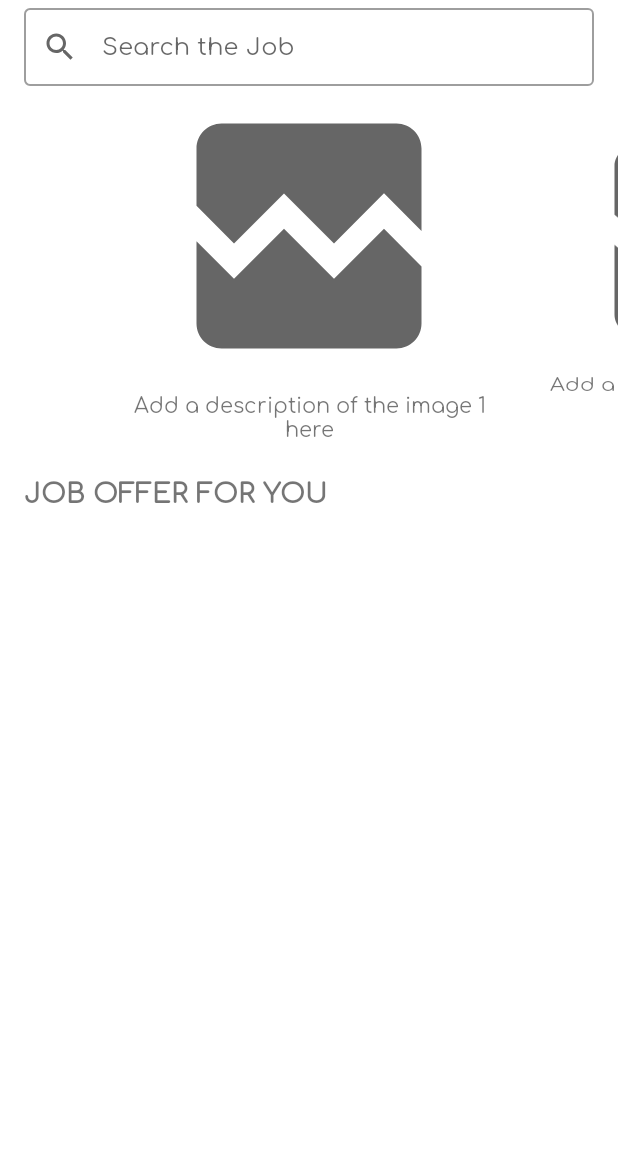
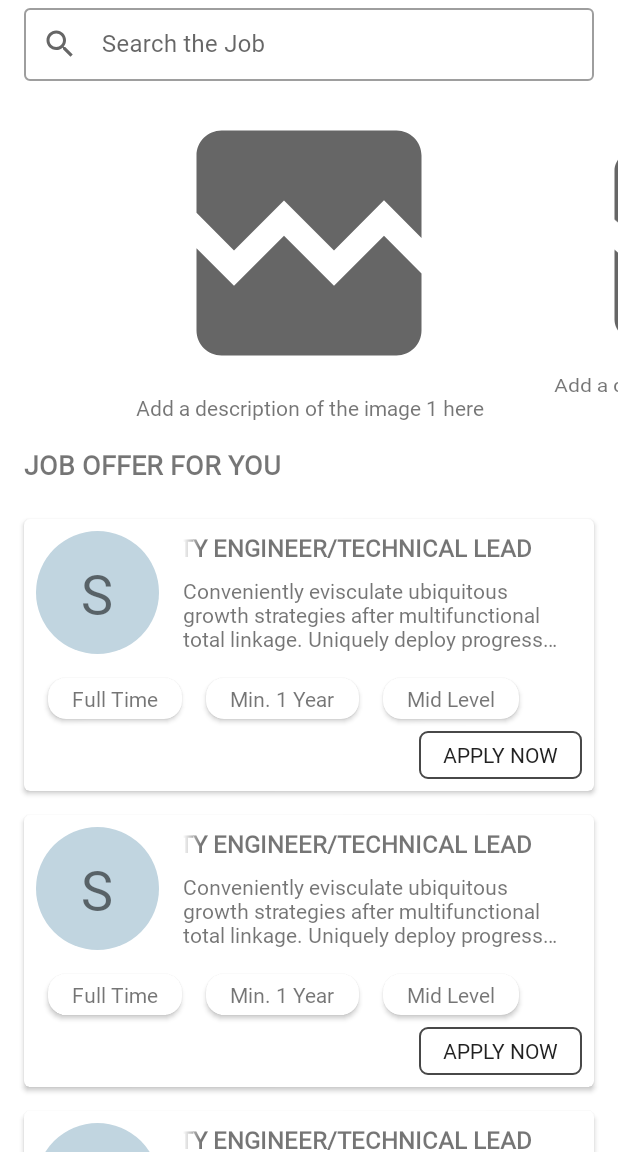
Before and after one commit to RobbyAkbar/JobFlex, an Android app: the HomeFragment screen opened directly, with no data from a screen before it, on a phone screen of 412 x 824 dp, the part 84-1236 px from its top. Run offline under Robolectric (Android 15) with nearby library versions, the phone set to English and light mode, and no system bars; pictures from the network do not load.

Commit message:
add job list

```diff
--- a/app/src/main/java/com/exwara/jobflex/data/source/local/entity/JobEntity.kt
+++ b/app/src/main/java/com/exwara/jobflex/data/source/local/entity/JobEntity.kt
@@ -8,8 +8,8 @@ data class JobEntity(
     var job_id: Int,
     var title: String,
     var description: String,
-    var job_icon: String,
     var requirements: String,
+    var qualification: List<String>,
     var city: String,
     var start_date: String,
     var end_date: String
--- a/app/src/main/java/com/exwara/jobflex/ui/home/HomeFragment.kt
+++ b/app/src/main/java/com/exwara/jobflex/ui/home/HomeFragment.kt
@@ -7,6 +7,7 @@ import android.view.LayoutInflater
 import android.view.View
 import android.view.ViewGroup
 import androidx.fragment.app.Fragment
+import androidx.recyclerview.widget.LinearLayoutManager
 import androidx.recyclerview.widget.RecyclerView
 import androidx.viewpager2.widget.CompositePageTransformer
 import androidx.viewpager2.widget.MarginPageTransformer
@@ -21,6 +22,8 @@ class HomeFragment : Fragment() {
     private val binding get() = _binding
 
     private lateinit var sliderAdapter: SliderAdapter
+    private lateinit var jobAdapter: JobAdapter
+
     private val sliderHandler = Handler(Looper.getMainLooper())
 
     override fun onCreateView(
@@ -36,6 +39,9 @@ class HomeFragment : Fragment() {
     override fun onViewCreated(view: View, savedInstanceState: Bundle?) {
         super.onViewCreated(view, savedInstanceState)
         if (activity != null) {
+            sliderAdapter = SliderAdapter()
+            jobAdapter = JobAdapter()
+
             val compositePageTransformer = CompositePageTransformer()
             compositePageTransformer.addTransformer(MarginPageTransformer(40))
             compositePageTransformer.addTransformer { page, position ->
@@ -45,7 +51,6 @@ class HomeFragment : Fragment() {
 
             binding?.apply {
                 with(vpCarousel){
-                    sliderAdapter = SliderAdapter()
                     adapter = sliderAdapter
                     offscreenPageLimit = 3
                     getChildAt(0).overScrollMode = RecyclerView.OVER_SCROLL_NEVER
@@ -58,9 +63,15 @@ class HomeFragment : Fragment() {
                         }
                     })
                 }
+                with(rvJob) {
+                    layoutManager = LinearLayoutManager(context)
+                    setHasFixedSize(true)
+                    adapter = jobAdapter
+                }
             }
 
             sliderAdapter.listItems = DataDummy.generateDummySlider()
+            jobAdapter.updateWith(DataDummy.generateDummyJobs(), 3)
         }
     }
 
--- /dev/null
+++ b/app/src/main/java/com/exwara/jobflex/ui/home/JobAdapter.kt
@@ -0,0 +1,61 @@
+package com.exwara.jobflex.ui.home
+
+import android.view.LayoutInflater
+import android.view.ViewGroup
+import androidx.recyclerview.widget.LinearLayoutManager
+import androidx.recyclerview.widget.RecyclerView
+import com.exwara.jobflex.data.source.local.entity.JobEntity
+import com.exwara.jobflex.databinding.ItemRowJobBinding
+import java.util.*
+import kotlin.math.min
+
+/**
+ * Created by robby on 27/05/21.
+ */
+class JobAdapter : RecyclerView.Adapter<JobAdapter.JobViewHolder>() {
+
+    private var listItems: List<JobEntity> = Collections.emptyList()
+    private var itemSize: Int = 0
+
+    fun updateWith(dataItems: List<JobEntity>, itemSize: Int) {
+        this.listItems = dataItems
+        this.itemSize = itemSize
+        notifyDataSetChanged()
+    }
+
+    inner class JobViewHolder(private val binding: ItemRowJobBinding) :
+        RecyclerView.ViewHolder(binding.root) {
+        fun bind(job: JobEntity) {
+            val qualificationAdapter = QualificationAdapter(job.qualification)
+            with(binding) {
+                letterTitle.text = job.title[0].toString()
+                tvItemName.text = job.title
+                tvItemName.isSelected = true
+                tvItemDetail.text = job.description
+
+                with(rvQualification) {
+                    layoutManager =
+                        LinearLayoutManager(context, LinearLayoutManager.HORIZONTAL, false)
+                    setHasFixedSize(true)
+                    adapter = qualificationAdapter
+                }
+            }
+        }
+    }
+
+    override fun onCreateViewHolder(parent: ViewGroup, viewType: Int): JobViewHolder {
+        val itemsJobBinding = ItemRowJobBinding.inflate(
+            LayoutInflater.from(parent.context), parent, false
+        )
+        return JobViewHolder(itemsJobBinding)
+    }
+
+    override fun onBindViewHolder(holder: JobViewHolder, position: Int) {
+        holder.bind(listItems[position])
+    }
+
+    override fun getItemCount(): Int {
+        return min(listItems.size, itemSize)
+    }
+
+}
--- /dev/null
+++ b/app/src/main/java/com/exwara/jobflex/ui/home/QualificationAdapter.kt
@@ -0,0 +1,37 @@
+package com.exwara.jobflex.ui.home
+
+import android.view.LayoutInflater
+import android.view.ViewGroup
+import androidx.recyclerview.widget.RecyclerView
+import com.exwara.jobflex.databinding.ItemRowQualificationBinding
+
+/**
+ * Created by robby on 27/05/21.
+ */
+class QualificationAdapter(private val listItems: List<String>): RecyclerView.Adapter<QualificationAdapter.QualificationViewHolder>() {
+
+    inner class QualificationViewHolder(private val binding: ItemRowQualificationBinding) :
+        RecyclerView.ViewHolder(binding.root) {
+        fun bind(item: String){
+            with(binding) {
+                tvQualification.text = item
+            }
+        }
+    }
+
+    override fun onCreateViewHolder(parent: ViewGroup, viewType: Int): QualificationViewHolder {
+        val itemsQualificationBinding = ItemRowQualificationBinding.inflate(
+            LayoutInflater.from(parent.context), parent, false
+        )
+        return QualificationViewHolder(itemsQualificationBinding)
+    }
+
+    override fun onBindViewHolder(holder: QualificationViewHolder, position: Int) {
+        holder.bind(listItems[position])
+    }
+
+    override fun getItemCount(): Int {
+        return listItems.size
+    }
+
+}
--- a/app/src/main/java/com/exwara/jobflex/utils/DataDummy.kt
+++ b/app/src/main/java/com/exwara/jobflex/utils/DataDummy.kt
@@ -8,15 +8,87 @@ import com.exwara.jobflex.ui.home.SliderItem
  */
 object DataDummy {
 
-    fun generateDummyJobs(): List<JobEntity> {
+    fun generateDummyJobs(): ArrayList<JobEntity> {
         val jobs = ArrayList<JobEntity>()
         jobs.add(
             JobEntity(
                 1,
                 "Security Engineer/Technical Lead",
-                "security",
-                "icon.png",
+                "Conveniently evisculate ubiquitous growth strategies after multifunctional total linkage. Uniquely deploy progressive.",
                 "skill",
+                listOf("Full Time", "Min. 1 Year", "Mid Level"),
+                "washington",
+                "2020",
+                "2021"
+            )
+        )
+        jobs.add(
+            JobEntity(
+                1,
+                "Security Engineer/Technical Lead",
+                "Conveniently evisculate ubiquitous growth strategies after multifunctional total linkage. Uniquely deploy progressive.",
+                "skill",
+                listOf("Full Time", "Min. 1 Year", "Mid Level"),
+                "washington",
+                "2020",
+                "2021"
+            )
+        )
+        jobs.add(
+            JobEntity(
+                1,
+                "Security Engineer/Technical Lead",
+                "Conveniently evisculate ubiquitous growth strategies after multifunctional total linkage. Uniquely deploy progressive.",
+                "skill",
+                listOf("Full Time", "Min. 1 Year", "Mid Level"),
+                "washington",
+                "2020",
+                "2021"
+            )
+        )
+        jobs.add(
+            JobEntity(
+                1,
+                "Security Engineer/Technical Lead",
+                "Conveniently evisculate ubiquitous growth strategies after multifunctional total linkage. Uniquely deploy progressive.",
+                "skill",
+                listOf("Full Time", "Min. 1 Year", "Mid Level"),
+                "washington",
+                "2020",
+                "2021"
+            )
+        )
+        jobs.add(
+            JobEntity(
+                1,
+                "Security Engineer/Technical Lead",
+                "Conveniently evisculate ubiquitous growth strategies after multifunctional total linkage. Uniquely deploy progressive.",
+                "skill",
+                listOf("Full Time", "Min. 1 Year", "Mid Level"),
+                "washington",
+                "2020",
+                "2021"
+            )
+        )
+        jobs.add(
+            JobEntity(
+                1,
+                "Security Engineer/Technical Lead",
+                "Conveniently evisculate ubiquitous growth strategies after multifunctional total linkage. Uniquely deploy progressive.",
+                "skill",
+                listOf("Full Time", "Min. 1 Year", "Mid Level"),
+                "washington",
+                "2020",
+                "2021"
+            )
+        )
+        jobs.add(
+            JobEntity(
+                1,
+                "Security Engineer/Technical Lead",
+                "Conveniently evisculate ubiquitous growth strategies after multifunctional total linkage. Uniquely deploy progressive.",
+                "skill",
+                listOf("Full Time", "Min. 1 Year", "Mid Level"),
                 "washington",
                 "2020",
                 "2021"
--- /dev/null
+++ b/app/src/main/res/drawable/circle.xml
@@ -0,0 +1,5 @@
+<?xml version="1.0" encoding="utf-8"?>
+<shape xmlns:android="http://schemas.android.com/apk/res/android"
+    android:shape="oval">
+    <solid android:color="@color/grey_200" />
+</shape>
--- a/app/src/main/res/layout/activity_main.xml
+++ b/app/src/main/res/layout/activity_main.xml
@@ -22,6 +22,7 @@
         android:layout_height="wrap_content"
         android:layout_marginStart="@dimen/activity_horizontal_margin"
         android:layout_marginEnd="@dimen/activity_horizontal_margin"
+        android:layout_marginBottom="8dp"
         android:hint="@string/prompt_search"
         app:endIconMode="clear_text"
         app:startIconDrawable="@drawable/ic_search">
--- a/app/src/main/res/layout/fragment_home.xml
+++ b/app/src/main/res/layout/fragment_home.xml
@@ -27,10 +27,19 @@
     <androidx.recyclerview.widget.RecyclerView
         android:id="@+id/rv_job"
         android:layout_width="match_parent"
-        android:layout_height="match_parent"
-        android:layout_marginStart="@dimen/activity_vertical_margin"
-        android:layout_marginEnd="@dimen/activity_vertical_margin"
+        android:layout_height="wrap_content"
         tools:itemCount="2"
         tools:listitem="@layout/item_row_job" />
 
+    <TextView
+        android:layout_width="wrap_content"
+        android:layout_height="wrap_content"
+        android:layout_gravity="end"
+        android:layout_margin="@dimen/activity_horizontal_margin"
+        android:textColor="@color/black_700"
+        android:background="?attr/selectableItemBackgroundBorderless"
+        android:clickable="true"
+        android:focusable="true"
+        android:text="@string/txt_show_more" />
+
 </LinearLayout>
--- a/app/src/main/res/layout/item_row_job.xml
+++ b/app/src/main/res/layout/item_row_job.xml
@@ -6,10 +6,10 @@
     android:id="@+id/card_view"
     android:layout_width="match_parent"
     android:layout_height="wrap_content"
-    android:layout_marginLeft="8dp"
-    android:layout_marginTop="4dp"
-    android:layout_marginRight="8dp"
-    android:layout_marginBottom="4dp"
+    android:layout_marginLeft="@dimen/activity_horizontal_margin"
+    android:layout_marginTop="8dp"
+    android:layout_marginRight="@dimen/activity_horizontal_margin"
+    android:layout_marginBottom="8dp"
     card_view:cardCornerRadius="4dp">
 
     <RelativeLayout
@@ -18,13 +18,14 @@
         android:background="?android:attr/selectableItemBackground"
         android:padding="8dp">
 
-        <ImageView
-            android:id="@+id/img_item_photo"
+        <TextView
+            android:id="@+id/letter_title"
             android:layout_width="82dp"
             android:layout_height="82dp"
-            android:contentDescription="@string/image_job_desc"
-            android:scaleType="centerCrop"
-            tools:src="@mipmap/ic_launcher" />
+            android:background="@drawable/circle"
+            android:gravity="center"
+            android:textSize="36sp"
+            tools:text="R" />
 
         <TextView
             android:id="@+id/tv_item_name"
@@ -33,7 +34,9 @@
             android:layout_marginLeft="16dp"
             android:layout_marginRight="16dp"
             android:layout_marginBottom="8dp"
-            android:layout_toEndOf="@id/img_item_photo"
+            android:layout_toEndOf="@+id/letter_title"
+            android:ellipsize="marquee"
+            android:singleLine="true"
             android:textAllCaps="true"
             android:textSize="16sp"
             android:textStyle="bold"
@@ -46,7 +49,7 @@
             android:layout_below="@id/tv_item_name"
             android:layout_marginLeft="16dp"
             android:layout_marginRight="16dp"
-            android:layout_toEndOf="@id/img_item_photo"
+            android:layout_toEndOf="@+id/letter_title"
             android:ellipsize="end"
             android:maxLines="3"
             tools:text="Conveniently embrace multifunctional e-business before distributed content. Interactively." />
@@ -55,7 +58,7 @@
             android:id="@+id/rv_qualification"
             android:layout_width="match_parent"
             android:layout_height="wrap_content"
-            android:layout_below="@id/img_item_photo"
+            android:layout_below="@+id/letter_title"
             android:layout_marginTop="8dp"
             android:orientation="horizontal"
             app:layoutManager="androidx.recyclerview.widget.LinearLayoutManager"
--- a/app/src/main/res/layout/item_row_qualification.xml
+++ b/app/src/main/res/layout/item_row_qualification.xml
@@ -2,13 +2,13 @@
 <androidx.cardview.widget.CardView xmlns:android="http://schemas.android.com/apk/res/android"
     xmlns:card_view="http://schemas.android.com/apk/res-auto"
     xmlns:tools="http://schemas.android.com/tools"
-    android:id="@+id/card_view"
     android:layout_width="wrap_content"
     android:layout_height="wrap_content"
     android:layout_margin="8dp"
     card_view:cardCornerRadius="12dp">
 
     <TextView
+        android:id="@+id/tv_qualification"
         android:layout_width="wrap_content"
         android:layout_height="wrap_content"
         android:layout_marginStart="16dp"
--- a/app/src/main/res/values/strings.xml
+++ b/app/src/main/res/values/strings.xml
@@ -23,4 +23,5 @@
     <string name="hint_sort_by">Sort by</string>
     <string name="tv_filter">Filter</string>
     <string name="lorem_ipsum">Lorem Ipsum</string>
+    <string name="txt_show_more">Show more…</string>
 </resources>
--- a/app/src/main/res/values/themes.xml
+++ b/app/src/main/res/values/themes.xml
@@ -16,7 +16,7 @@
         <item name="actionBarTheme">@style/MyActionBar</item>
         <item name="homeAsUpIndicator">@drawable/ic_back</item>
         <item name="android:windowLightStatusBar" tools:targetApi="m">true</item>
-        <item name="android:fontFamily">@font/comfortaa_regular</item>
+        <item name="android:fontFamily">@font/roboto</item>
     </style>
 
     <style name="cusToolbarStyle" parent="@style/Widget.MaterialComponents.Toolbar">
```
